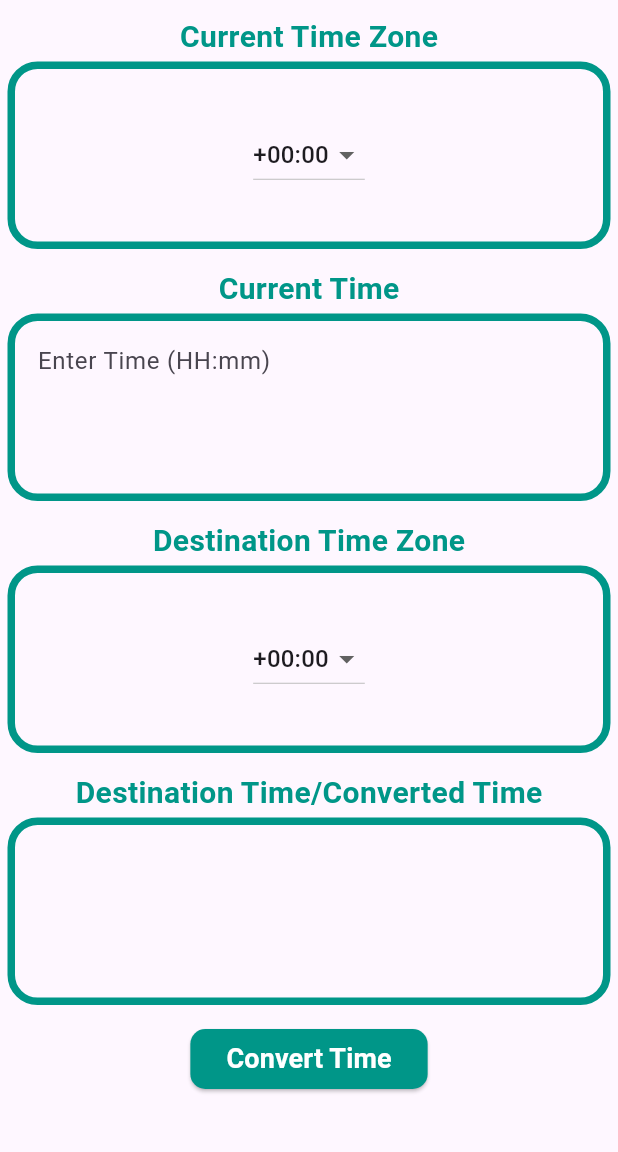
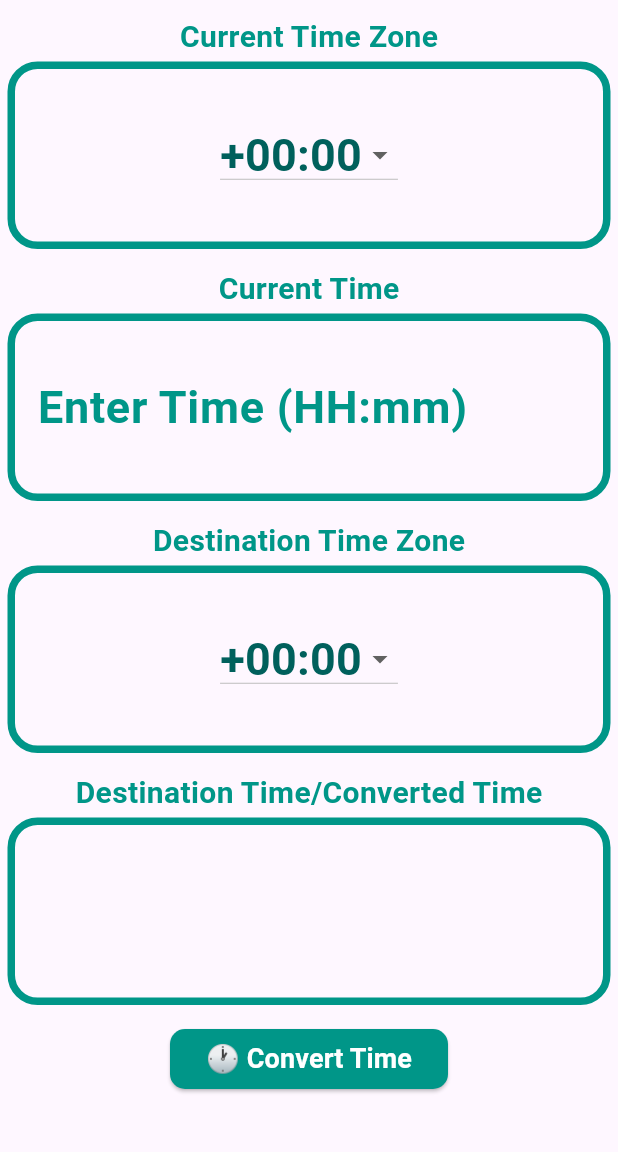
Before and after one commit to rashadamd/time_zone_converter, a Flutter app: the screen it shows after launch, on a phone screen of 412 x 824 dp, the part 84-1236 px from its top. Run offline on Flutter 3.47's test engine with Material 3 defaults, Android fonts, the phone set to English and light mode, and no system bars.

Commit message:
Functional Complete

```diff
--- a/lib/home.dart
+++ b/lib/home.dart
@@ -1,4 +1,7 @@
+import 'dart:ui';
+
 import 'package:flutter/material.dart';
+import 'package:flutter/services.dart';
 
 
 class TZC extends StatefulWidget {
@@ -135,7 +138,8 @@ class _TZCState extends State<TZC> {
                       items: timeZones.map((String zone){
                         return DropdownMenuItem<String>(
                           value: zone,
-                          child: Text(zone),
+                          child: Text(zone, style: const TextStyle(fontSize: 30,fontWeight: FontWeight.bold,color: Color.fromRGBO(
+                              0, 96, 92, 1.0)),),
                         );
                       }).toList(),
                       onChanged: (value){
@@ -166,16 +170,65 @@ class _TZCState extends State<TZC> {
                       width: 5.0,
                     )
                 ),
+
+                child: Center(
                   child: TextField(
                     controller: timeInputController,
                     keyboardType: TextInputType.number,
+                    inputFormatters: [
+                      FilteringTextInputFormatter.allow(RegExp(r'^\d{0,2}(:\d{0,2})?$')),
+                      LengthLimitingTextInputFormatter(5),
+                    ],
                     decoration: const InputDecoration(
                       border: InputBorder.none,
                       hintText: 'Enter Time (HH:mm)',
+                      hintStyle: TextStyle(
+                        fontSize: 30.0,
+                        color: Colors.teal,
+                        fontWeight: FontWeight.bold
+                      ),
                       contentPadding: EdgeInsets.all(15.0),
                     ),
+                    style: const TextStyle(
+                      fontSize: 30.0,
+                      color: Colors.teal,
+                        fontWeight: FontWeight.bold
+
                     ),
+                    onChanged: (value) {
+                      if (value.contains(':')) {
+                        final parts = value.split(':');
+                        if (parts.length == 2) {
+                          String hours = parts[0];
+                          String minutes = parts[1];
 
+
+                          if (hours.isNotEmpty) {
+                            final hourValue = int.tryParse(hours) ?? -1;
+                            if (hourValue > 23) {
+                              hours = '23';
+                            }
+                          }
+
+
+                          if (minutes.isNotEmpty) {
+                            final minuteValue = int.tryParse(minutes) ?? -1;
+                            if (minuteValue > 59) {
+                              minutes = '59';
+                            }
+                          }
+
+                          timeInputController.value = TextEditingValue(
+                            text: '$hours:$minutes',
+                            selection: TextSelection.collapsed(
+                                offset: '$hours:$minutes'.length
+                            ),
+                          );
+                        }
+                      }
+                    },
+                  ),
+                ),
 
               ),
             ),
@@ -206,7 +259,10 @@ class _TZCState extends State<TZC> {
                       items: timeZones.map((String zone){
                         return DropdownMenuItem<String>(
                           value: zone,
-                          child: Text(zone),
+                          child: Text(zone, style: const TextStyle(fontSize: 30,fontWeight: FontWeight.bold,color: Color.fromRGBO(
+                              0, 96, 92, 1.0),
+                          ),
+                          ),
                         );
                       }).toList(),
                       onChanged: (value){
@@ -240,9 +296,11 @@ class _TZCState extends State<TZC> {
                     )
                 ),
 
+                child: Center(
                   child: Text(
                     convertedTime,
-                  style: const TextStyle(fontSize: 25,color: Colors.teal,fontWeight: FontWeight.bold),
+                    style: const TextStyle(fontSize: 30,color: Colors.teal,fontWeight: FontWeight.bold),
+                  ),
                 ),
 
               ),
@@ -252,15 +310,17 @@ class _TZCState extends State<TZC> {
           Padding(
             padding: const EdgeInsets.all(10.0),
             child: ElevatedButton(
+
                 onPressed:_convertTime,
                 style: ElevatedButton.styleFrom(
+
                     backgroundColor: Colors.teal,
                     disabledBackgroundColor: const Color.fromRGBO(
                         3, 105, 86, 0.30196078431372547),
                     shape: RoundedRectangleBorder(borderRadius: BorderRadius.circular(10))
                 ),
 
-                child: const Text("Convert Time",style: TextStyle(fontWeight: FontWeight.bold, fontSize: 18,color: Colors.white),)),
+                child: const Text("🕐 Convert Time",style: TextStyle(fontWeight: FontWeight.bold, fontSize: 18,color: Colors.white),)),
           )
         ],
       ),
```
Lines whose indentation alone changed are shown as unchanged.
